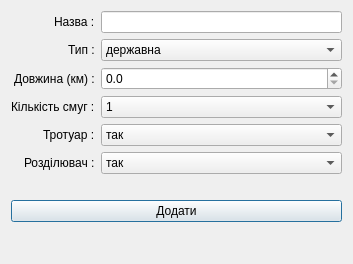
Before: the Qt Designer form dialogadditem.ui in 007MrNiko/RoadCycle, drawn with Qt 5.
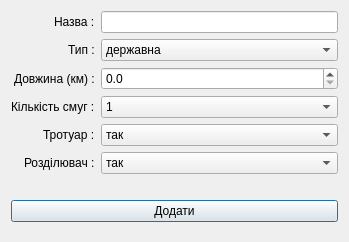
After: the same form once the commit is applied.

Patch:
```diff
--- a/dialogadditem.ui
+++ b/dialogadditem.ui
@@ -6,8 +6,8 @@
    <rect>
     <x>0</x>
     <y>0</y>
-    <width>353</width>
-    <height>264</height>
+    <width>349</width>
+    <height>242</height>
    </rect>
   </property>
   <property name="windowTitle">
```
